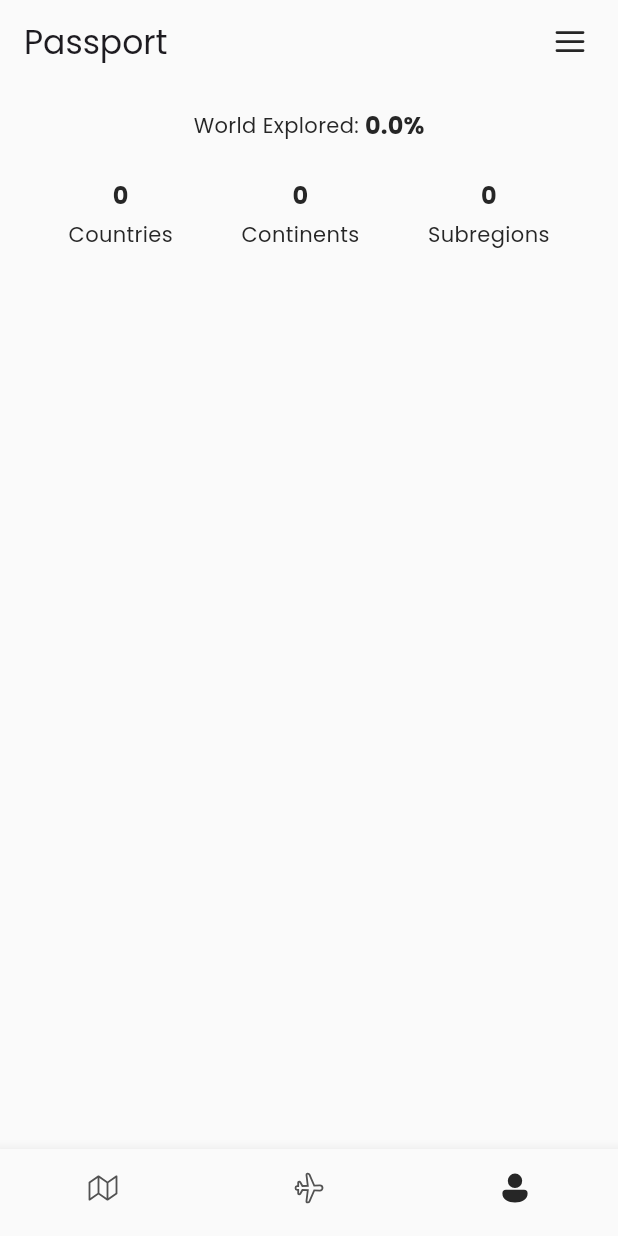
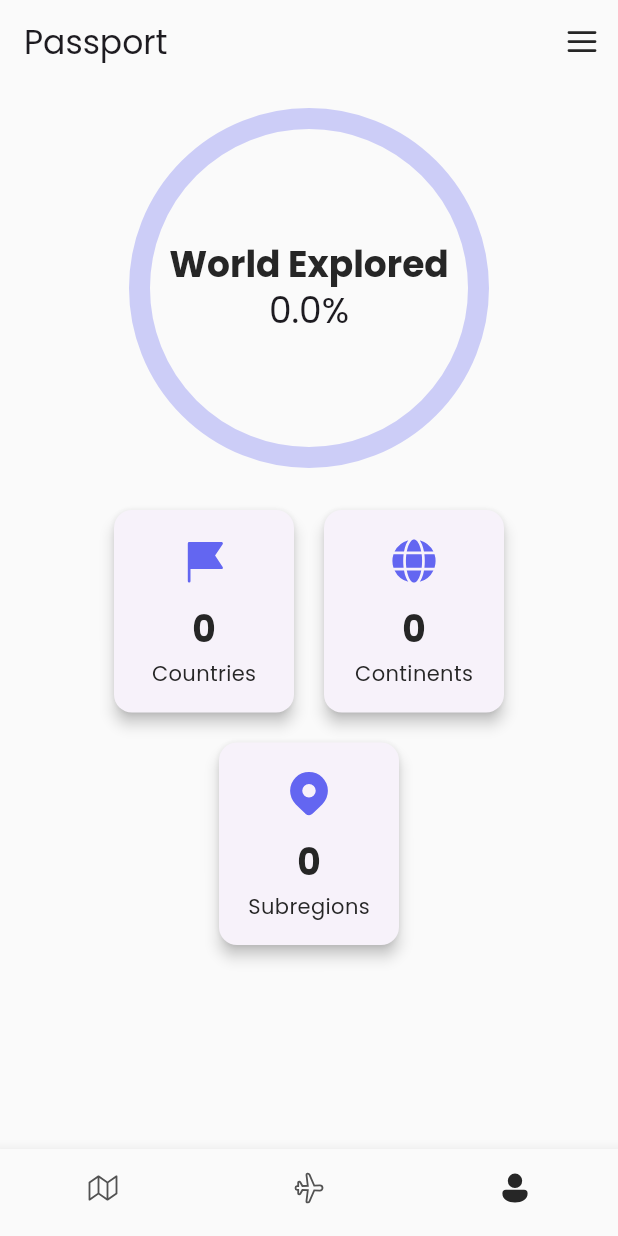
Before and after one commit to ChristianAlessandri/yourworld, a Flutter app: the screen it shows after launch, item 3 of the bottom bar chosen, on a phone screen of 412 x 824 dp. Run offline on Flutter 3.47's test engine with Material 3 defaults, Android fonts, the phone set to English and light mode, and no system bars; drawn by our look-alikes of percent_indicator; our stand-ins replace fluentui_system_icons, flutter_map, google_fonts, hive, hive_flutter, latlong2; accounts and stored records are empty; statements that could not run were skipped.

Commit message:
better passport style

```diff
--- a/lib/presentation/screens/map_screen.dart
+++ b/lib/presentation/screens/map_screen.dart
@@ -199,7 +199,8 @@ class _MapScreenState extends State<MapScreen> {
                       final isSelected = currentStatus == selectedStatus;
 
                       return CheckboxListTile(
-                        title: Text(country.name),
+                        title: Text(country.name,
+                            style: Theme.of(context).textTheme.bodyMedium),
                         value: isSelected,
                         onChanged: (bool? checked) {
                           setModalState(() {
--- a/lib/presentation/screens/passport_screen.dart
+++ b/lib/presentation/screens/passport_screen.dart
@@ -1,5 +1,6 @@
 import 'package:fluentui_system_icons/fluentui_system_icons.dart';
 import 'package:flutter/material.dart';
+import 'package:percent_indicator/circular_percent_indicator.dart';
 import 'package:yourworld/core/constants/app_colors.dart';
 import 'package:yourworld/core/hive/app_hive.dart';
 import 'package:yourworld/models/country.dart';
@@ -64,20 +65,48 @@ class _PassportScreenState extends State<PassportScreen> {
     });
   }
 
+  Widget _buildStatCard({
+    required IconData icon,
+    required String label,
+    required String value,
+    required BuildContext context,
+  }) {
+    return Card(
+      elevation: 4,
+      shape: RoundedRectangleBorder(borderRadius: BorderRadius.circular(12)),
+      child: SizedBox(
+        width: 120,
+        child: Padding(
+          padding: const EdgeInsets.all(16),
+          child: Column(
+            mainAxisAlignment: MainAxisAlignment.center,
+            children: [
+              Icon(icon,
+                  size: 36, color: Theme.of(context).colorScheme.primary),
+              const SizedBox(height: 12),
+              Text(value,
+                  style: Theme.of(context)
+                      .textTheme
+                      .headlineMedium
+                      ?.copyWith(fontWeight: FontWeight.bold)),
+              const SizedBox(height: 4),
+              Text(label, style: Theme.of(context).textTheme.bodyMedium),
+            ],
+          ),
+        ),
+      ),
+    );
+  }
+
   @override
   Widget build(BuildContext context) {
     return Scaffold(
       appBar: AppBar(
-        title: Text(
-          'Passport',
-          style: Theme.of(context).textTheme.titleLarge,
-        ),
+        title: Text('Passport', style: Theme.of(context).textTheme.titleLarge),
         backgroundColor: Colors.transparent,
         elevation: 0,
         actions: [
-          Padding(
-            padding: const EdgeInsets.only(right: 8.0),
-            child: IconButton(
+          IconButton(
             icon: Icon(FluentIcons.navigation_20_filled,
                 color: Theme.of(context).brightness == Brightness.dark
                     ? AppColors.darkTextPrimary
@@ -86,45 +115,69 @@ class _PassportScreenState extends State<PassportScreen> {
               Navigator.push(
                   context,
                   MaterialPageRoute(
-                    builder: (context) => const SettingsScreen(),
-                  ),
-                );
+                      builder: (context) => const SettingsScreen()));
             },
-            ),
           ),
         ],
       ),
-      body: Center(
-        child: Padding(
-          padding: const EdgeInsets.only(top: 16.0),
-          child: Column(
-            mainAxisAlignment: MainAxisAlignment.start,
+      body: Padding(
+        padding: const EdgeInsets.symmetric(horizontal: 24, vertical: 16),
+        child: ListView(
+          shrinkWrap: true,
           children: [
-              Row(
+            CircularPercentIndicator(
+              radius: 120,
+              lineWidth: 14,
+              percent: (percentageOfWorld / 100).clamp(0.0, 1.0),
+              center: Column(
                 mainAxisAlignment: MainAxisAlignment.center,
+                crossAxisAlignment: CrossAxisAlignment.center,
                 children: [
-                  Text("World Explored: ",
-                      style: Theme.of(context).textTheme.bodyMedium),
-                  Text("${percentageOfWorld.toStringAsFixed(1)}%",
-                      style: Theme.of(context).textTheme.labelLarge),
+                  Text('World Explored',
+                      style: Theme.of(context)
+                          .textTheme
+                          .headlineMedium
+                          ?.copyWith(fontWeight: FontWeight.bold)),
+                  Text(
+                    "${percentageOfWorld.toStringAsFixed(1)}%",
+                    style: Theme.of(context).textTheme.headlineSmall,
+                  ),
                 ],
               ),
-              SizedBox(height: 24),
-              Row(
-                mainAxisAlignment: MainAxisAlignment.spaceEvenly,
+              progressColor: Theme.of(context).colorScheme.primary,
+              backgroundColor:
+                  Theme.of(context).colorScheme.primary.withAlpha(77),
+              circularStrokeCap: CircularStrokeCap.round,
+            ),
+            const SizedBox(height: 24),
+            Wrap(
+              alignment: WrapAlignment.center,
+              spacing: 12,
+              runSpacing: 12,
               children: [
-                  VanityMetrics(
-                      text: "Countries", number: countriesCount.toString()),
-                  VanityMetrics(
-                      text: "Continents", number: continentsCount.toString()),
-                  VanityMetrics(
-                      text: "Subregions", number: subregionsCount.toString())
+                _buildStatCard(
+                  icon: FluentIcons.flag_20_filled,
+                  label: 'Countries',
+                  value: countriesCount.toString(),
+                  context: context,
+                ),
+                _buildStatCard(
+                  icon: FluentIcons.globe_20_filled,
+                  label: 'Continents',
+                  value: continentsCount.toString(),
+                  context: context,
+                ),
+                _buildStatCard(
+                  icon: FluentIcons.location_20_filled,
+                  label: 'Subregions',
+                  value: subregionsCount.toString(),
+                  context: context,
+                ),
               ],
             ),
           ],
         ),
       ),
-      ),
     );
   }
 }
--- a/pubspec.yaml
+++ b/pubspec.yaml
@@ -18,6 +18,7 @@ dependencies:
   country_icons: ^3.0.0
   google_fonts: ^6.2.1
   flutter_map_cancellable_tile_provider: ^3.1.0
+  percent_indicator: ^4.2.5
 
 dev_dependencies:
   flutter_test:
```
Also changed, not shown: pubspec.lock. Lines whose indentation alone changed are shown as unchanged.
